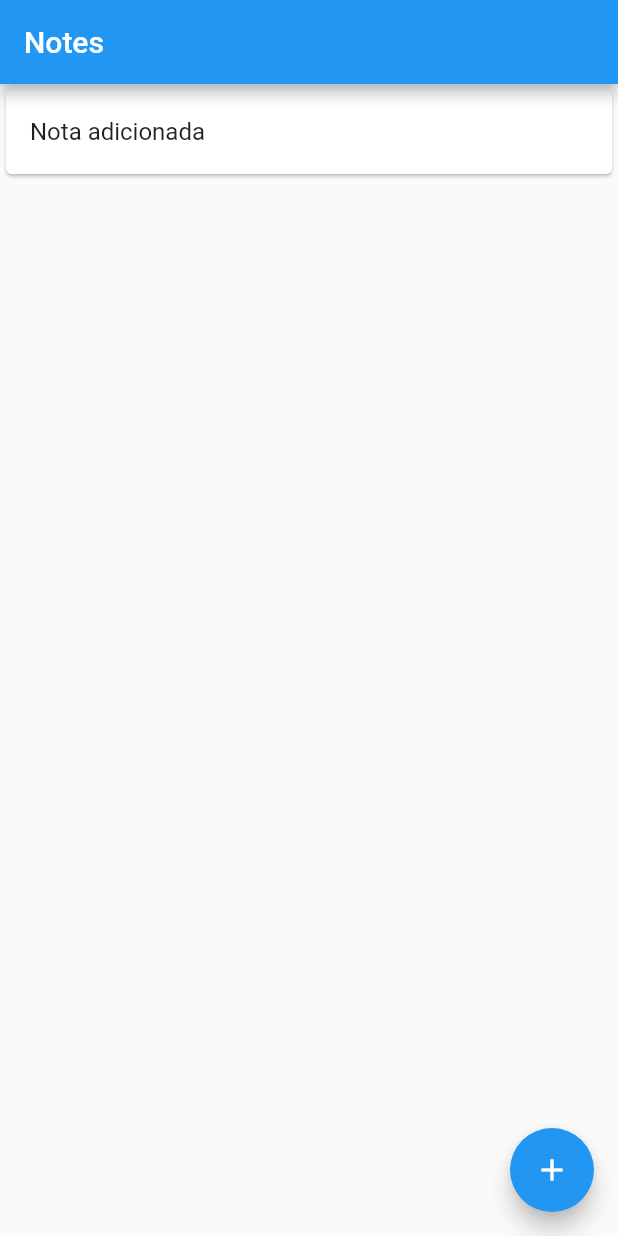
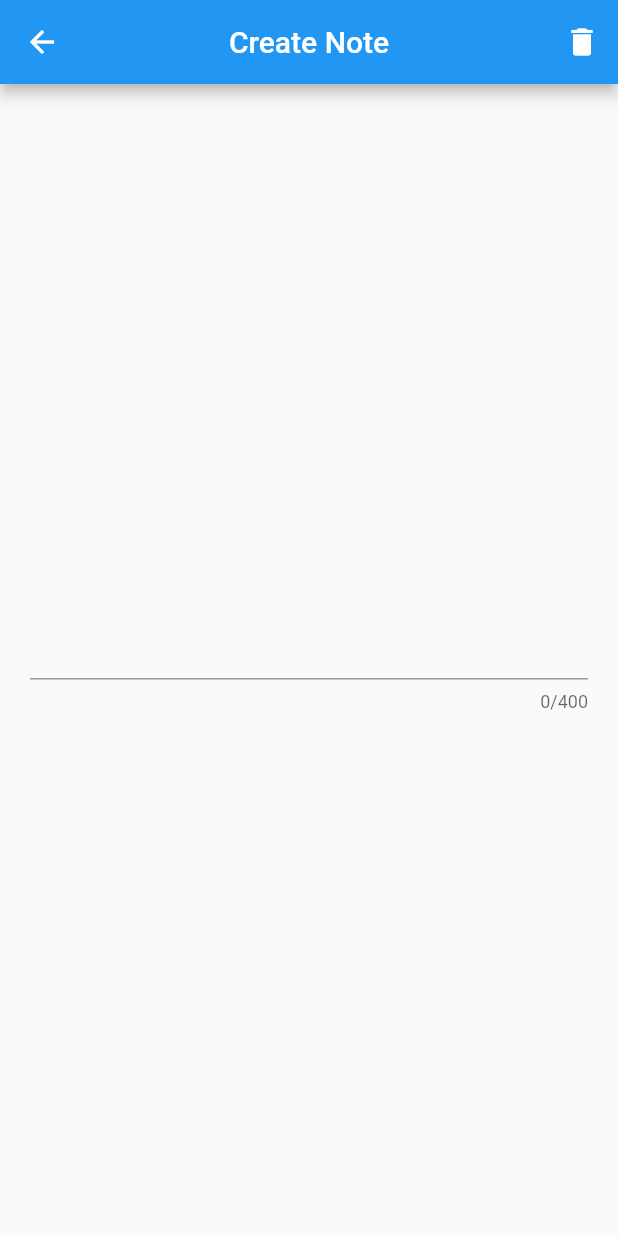
Before and after one commit to joaopaulovieira-dev/ignite, a Flutter app: the screen it shows after launch, after a tap on the "add" icon, on a phone screen of 412 x 824 dp. Run offline on Flutter 3.47's test engine with Material 2 defaults, Android fonts, the phone set to English and light mode, and no system bars.

Commit message:
Edit - App Notes

```diff
--- a/Chapter I/Modulo 2/1 - O Primeiro Aplicativo/notes/lib/app_widget.dart
+++ b/Chapter I/Modulo 2/1 - O Primeiro Aplicativo/notes/lib/app_widget.dart
@@ -9,8 +9,20 @@ class AppWidget extends StatelessWidget {
     return MaterialApp(
       title: 'Notes',
       home: HomePage(),
-      theme: ThemeData.light(),
-      darkTheme: ThemeData.dark(),
+      theme: ThemeData(
+        brightness: Brightness.light,
+        primaryColor: Colors.blue,
+        accentColor: Colors.blue,
+        floatingActionButtonTheme:
+            FloatingActionButtonThemeData(backgroundColor: Colors.blue),
+      ),
+      darkTheme: ThemeData(
+        brightness: Brightness.dark,
+        primaryColor: Colors.blue,
+        accentColor: Colors.blue,
+        floatingActionButtonTheme:
+            FloatingActionButtonThemeData(backgroundColor: Colors.blue),
+      ),
     );
   }
 }
--- /dev/null
+++ b/Chapter I/Modulo 2/1 - O Primeiro Aplicativo/notes/lib/create_note_page.dart
@@ -0,0 +1,51 @@
+import 'package:flutter/material.dart';
+
+class CreateNotePages extends StatefulWidget {
+  const CreateNotePages({Key? key}) : super(key: key);
+
+  @override
+  _CreateNotePagesState createState() => _CreateNotePagesState();
+}
+
+class _CreateNotePagesState extends State<CreateNotePages> {
+  var description = '';
+
+  @override
+  Widget build(BuildContext context) {
+    return Scaffold(
+      appBar: AppBar(
+        title: Text('Create Note'),
+        centerTitle: true,
+        actions: [
+          IconButton(
+            onPressed: () {},
+            icon: Icon(Icons.delete),
+          )
+        ],
+      ),
+      body: Padding(
+        padding: const EdgeInsets.all(20.0),
+        child: Column(
+          mainAxisAlignment: MainAxisAlignment.spaceEvenly,
+          children: [
+            TextField(
+              maxLines: null,
+              maxLength: 400,
+              onChanged: (value) {
+                description = value;
+                setState(() {});
+              },
+            ),
+            if (description.isNotEmpty)
+              ElevatedButton(
+                onPressed: () {
+                  Navigator.pop(context, description);
+                },
+                child: Text('Salvar'),
+              ),
+          ],
+        ),
+      ),
+    );
+  }
+}
--- a/Chapter I/Modulo 2/1 - O Primeiro Aplicativo/notes/lib/home_page.dart
+++ b/Chapter I/Modulo 2/1 - O Primeiro Aplicativo/notes/lib/home_page.dart
@@ -1,4 +1,5 @@
 import 'package:flutter/material.dart';
+import 'package:notes/create_note_page.dart';
 
 class HomePage extends StatefulWidget {
   const HomePage({Key? key}) : super(key: key);
@@ -8,32 +9,35 @@ class HomePage extends StatefulWidget {
 }
 
 class _HomePageState extends State<HomePage> {
-  var count = 0;
+  var notes = <String>['Item 0'];
 
   @override
   Widget build(BuildContext context) {
     return Scaffold(
       appBar: AppBar(
         title: Text('Notes'),
-        centerTitle: false,
+        centerTitle: true,
       ),
-      body: Column(
-        children: [
-          for (var i = 0; i < count; i++)
-            Card(
-              child: ListTile(
-                title: Text('Nota adicionada', style: TextStyle()),
+      body: SingleChildScrollView(
+        child: Column(
+          children: [
+            for (var i = 0; i < notes.length; i++)
+              Card(
+                child: ListTile(
+                  title: Text(notes[i]),
+                ),
               ),
-            ),
-        ],
+          ],
+        ),
       ),
       floatingActionButton: FloatingActionButton(
         child: Icon(Icons.add),
-        onPressed: () {
-          setState(
-            () {
-              count = count + 1;
-            },
+        onPressed: () async {
+          final description = await Navigator.push(
+            context,
+            MaterialPageRoute(
+              builder: (context) => CreateNotePages(),
+            ),
           );
         },
       ),
```
